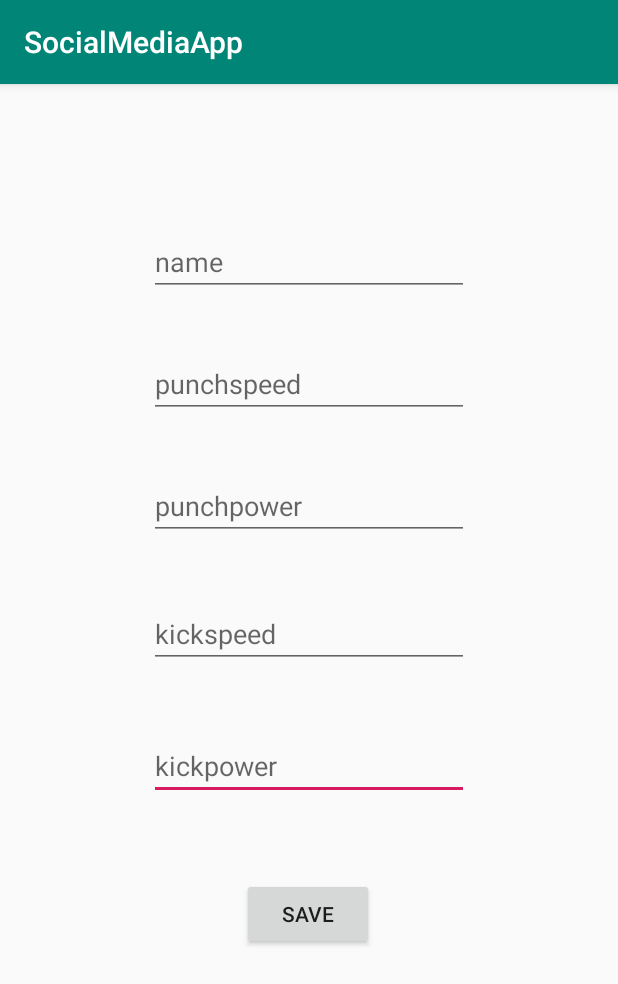
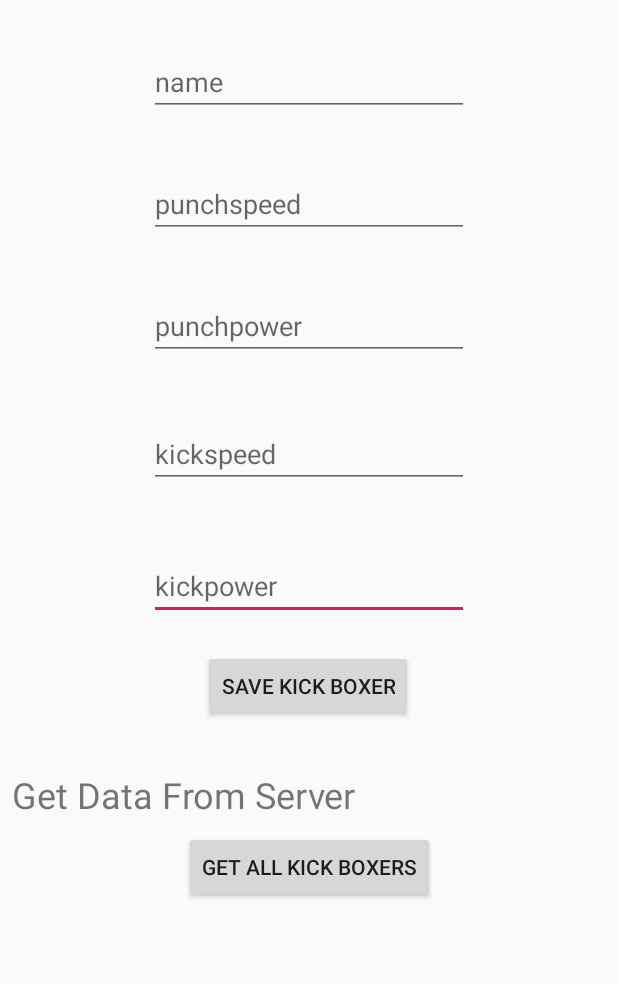
Before and after one commit to RyanPerera/SocialMediaApp, an Android app: the screen it shows after launch (SignUp), on a phone screen of 412 x 824 dp. Shown: the top 984 px of the screen. Run offline under Robolectric (Android 15) with nearby library versions, the phone set to English and light mode, and no system bars; libraries missing offline, so code that uses them is left out: com.parse, com.shashank.sony; 2 statements that could not run were skipped.

Commit message:
Implemented retrieval of data from Parse Server

```diff
--- a/app/src/main/java/com/example/socialmediaapp/SignUp.java
+++ b/app/src/main/java/com/example/socialmediaapp/SignUp.java
@@ -4,20 +4,29 @@ import android.os.Bundle;
 import android.view.View;
 import android.widget.Button;
 import android.widget.EditText;
+import android.widget.TextView;
 
 import androidx.appcompat.app.AppCompatActivity;
 
+import com.parse.FindCallback;
+import com.parse.GetCallback;
 import com.parse.ParseException;
 import com.parse.ParseInstallation;
 import com.parse.ParseObject;
+import com.parse.ParseQuery;
 import com.parse.SaveCallback;
 import com.shashank.sony.fancytoastlib.FancyToast;
+
+import java.util.List;
 
 public class SignUp extends AppCompatActivity  implements View.OnClickListener{
 
     private Button btnSave;
     private EditText editName, editPunchSpeed, editPunchPower, editKickSpeed, editKickPower;
+    private TextView txtGetData;
+    private Button btnGetAllData;
 
+    private String allKickBoxers;
 
     @Override
     protected void onCreate(Bundle savedInstanceState)    {
@@ -37,9 +46,54 @@ public class SignUp extends AppCompatActivity  implements View.OnClickListener{
         editKickSpeed = findViewById(R.id.editKickSpeed);
         editKickPower = findViewById(R.id.editKickPower);
 
+        txtGetData = findViewById(R.id.txtGetData);
+        btnGetAllData = findViewById(R.id.btnGetAllData);
+
+        txtGetData.setOnClickListener(new View.OnClickListener() {
+            @Override
+            public void onClick(View view) {
+                ParseQuery<ParseObject> parseQuery = ParseQuery.getQuery("kickBoxer");
+                parseQuery.getInBackground("VrEDLHhLZt", new GetCallback<ParseObject>() {
+                    @Override
+                    public void done(ParseObject object, ParseException e) {
+                        if (object != null && e==null){
+                            txtGetData.setText(object.get("name")+" - Punch Speed:" +object.get("punchSpeed"));
+                        }
+                    }
+                });
 
 
+            }
+        });
+
+        btnGetAllData.setOnClickListener(new View.OnClickListener() {
+            @Override
+            public void onClick(View view) {
+                allKickBoxers = "";
+                ParseQuery<ParseObject> queryAll = ParseQuery.getQuery("kickBoxer");
+                queryAll.findInBackground(new FindCallback<ParseObject>() {
+                    @Override
+                    public void done(List<ParseObject> objects, ParseException e) {
+                        if (e==null){
+                            if (objects.size() > 0){
+                                for (ParseObject kickBoxer : objects){
+                                    allKickBoxers = allKickBoxers + kickBoxer.get("name") + "\n";
+                                }
+                                FancyToast.makeText(SignUp.this,allKickBoxers, FancyToast.LENGTH_LONG, FancyToast.SUCCESS, false).show();
+                            }
+                        } else{
+                            FancyToast.makeText(SignUp.this, e.getMessage(), FancyToast.LENGTH_LONG, FancyToast.ERROR, false).show();
+
+                        }
+                    }
+                });
+            }
+        });
+
     }
+
+
+
 
     @Override
     public void onClick(View view) {
--- a/app/src/main/res/layout/activity_sign_up.xml
+++ b/app/src/main/res/layout/activity_sign_up.xml
@@ -25,7 +25,7 @@
         android:layout_width="wrap_content"
         android:layout_height="wrap_content"
         android:layout_marginStart="8dp"
-        android:layout_marginTop="96dp"
+        android:layout_marginTop="32dp"
         android:layout_marginEnd="8dp"
         android:ems="10"
         android:hint="name"
@@ -81,12 +81,38 @@
         android:layout_width="wrap_content"
         android:layout_height="wrap_content"
         android:layout_marginStart="8dp"
-        android:layout_marginTop="52dp"
+        android:layout_marginTop="20dp"
         android:layout_marginEnd="8dp"
-        android:text="Save"
+        android:text="Save Kick Boxer"
         app:layout_constraintEnd_toEndOf="parent"
         app:layout_constraintHorizontal_bias="0.498"
         app:layout_constraintStart_toStartOf="parent"
         app:layout_constraintTop_toBottomOf="@+id/editKickPower" />
 
+    <TextView
+        android:id="@+id/txtGetData"
+        android:layout_width="0dp"
+        android:layout_height="wrap_content"
+        android:layout_marginStart="8dp"
+        android:layout_marginTop="32dp"
+        android:layout_marginEnd="8dp"
+        android:text="Get Data From Server"
+        android:textSize="24sp"
+        app:layout_constraintEnd_toEndOf="parent"
+        app:layout_constraintHorizontal_bias="0.0"
+        app:layout_constraintStart_toStartOf="parent"
+        app:layout_constraintTop_toBottomOf="@+id/btnSave" />
+
+    <Button
+        android:id="@+id/btnGetAllData"
+        android:layout_width="wrap_content"
+        android:layout_height="wrap_content"
+        android:layout_marginStart="8dp"
+        android:layout_marginTop="8dp"
+        android:layout_marginEnd="8dp"
+        android:text="Get All Kick Boxers"
+        app:layout_constraintEnd_toEndOf="parent"
+        app:layout_constraintStart_toStartOf="parent"
+        app:layout_constraintTop_toBottomOf="@+id/txtGetData" />
+
 </androidx.constraintlayout.widget.ConstraintLayout>
--- a/app/src/main/res/values/styles.xml
+++ b/app/src/main/res/values/styles.xml
@@ -1,7 +1,7 @@
 <resources>
 
     <!-- Base application theme. -->
-    <style name="AppTheme" parent="Theme.AppCompat.Light.DarkActionBar">
+    <style name="AppTheme" parent="Theme.AppCompat.Light.NoActionBar">
         <!-- Customize your theme here. -->
         <item name="colorPrimary">@color/colorPrimary</item>
         <item name="colorPrimaryDark">@color/colorPrimaryDark</item>
```
